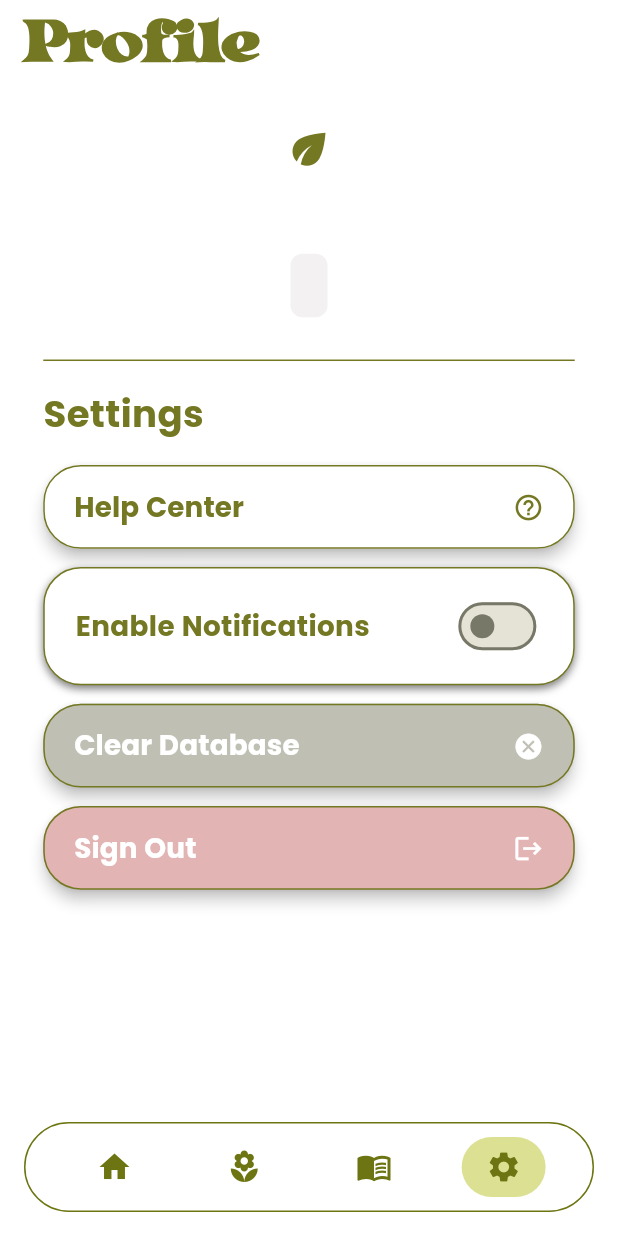
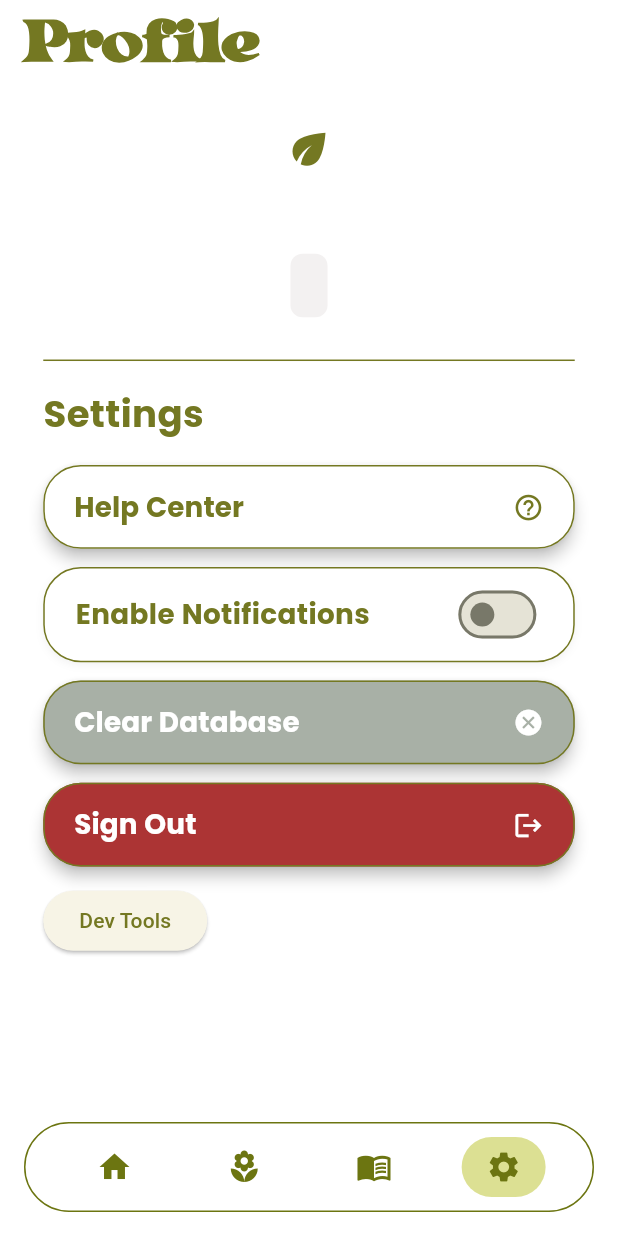
Before and after one commit to breamier/sproutly, a Flutter app: the SettingsScreen screen opened directly, on a phone screen of 412 x 824 dp. Run offline on Flutter 3.47's test engine with Material 3 defaults, Android fonts, the phone set to English and light mode, and no system bars; our stand-ins replace camera, cloud_firestore, firebase_auth, firebase_core, flutter_dotenv, flutter_local_notifications and 4 more; missing offline and left inert: gal; accounts and stored records are empty.

Commit message:
made some changes

```diff
--- a/lib/screens/settings/settings_screen.dart
+++ b/lib/screens/settings/settings_screen.dart
@@ -7,6 +7,9 @@ import 'package:sproutly/services/database_service.dart';
 import 'package:sproutly/widgets/navbar.dart';
 import 'package:sproutly/services/notification_service.dart';
 import 'package:sproutly/models/reminders.dart';
+import '../dev_tools.dart';
+import '../login_register.dart';
+import 'package:firebase_auth/firebase_auth.dart';
 
 const Color oliveGreen = Color(0xFF747822);
 
@@ -61,6 +64,7 @@ class SettingsScreen extends StatefulWidget {
 class _SettingsScreenState extends State<SettingsScreen> {
   bool _notificationsEnabled = true;
   bool _loading = true;
+  final String? userId = FirebaseAuth.instance.currentUser?.uid;
 
   @override
   void initState() {
@@ -320,13 +324,18 @@ class _SettingsScreenState extends State<SettingsScreen> {
               Container(
                 margin: EdgeInsets.only(bottom: verticalPadding * 0.85),
                 width: double.infinity,
+                // Set the height to match the ElevatedButton's height
+                height:
+                    (verticalPadding * 2) +
+                    buttonFontSize +
+                    16, // 16 is for icon/text padding
                 decoration: BoxDecoration(
                   color: Colors.white,
                   border: Border.all(color: oliveGreen),
                   borderRadius: BorderRadius.circular(25),
                   boxShadow: [
                     BoxShadow(
-                      color: Colors.black.withValues(alpha: 0.5),
+                      color: Colors.black.withOpacity(0.05), // subtle shadow
                       blurRadius: 4,
                       offset: const Offset(0, 2),
                     ),
@@ -362,7 +371,7 @@ class _SettingsScreenState extends State<SettingsScreen> {
                 context,
                 'Clear Database',
                 Icons.cancel,
-                bgColor: const Color(0xFFBFBFB4),
+                bgColor: const Color.fromARGB(255, 168, 176, 166),
                 textColor: Colors.white,
                 fontSize: buttonFontSize,
                 iconSize: iconSize,
@@ -373,12 +382,25 @@ class _SettingsScreenState extends State<SettingsScreen> {
                 context,
                 'Sign Out',
                 Icons.logout,
-                bgColor: const Color(0xFFE3B4B4),
+                bgColor: const Color.fromARGB(255, 172, 52, 52),
                 textColor: Colors.white,
                 fontSize: buttonFontSize,
                 iconSize: iconSize,
                 verticalPadding: verticalPadding,
                 horizontalPadding: horizontalPadding,
+              ),
+              ElevatedButton(
+                onPressed: userId == null
+                    ? null
+                    : () {
+                        Navigator.push(
+                          context,
+                          MaterialPageRoute(
+                            builder: (context) => DevToolsPage(userId: userId!),
+                          ),
+                        );
+                      },
+                child: const Text('Dev Tools'),
               ),
             ],
           ),
```
Also changed, not shown: lib/screens/dashboard_screen.dart (+9 -28 lines).
